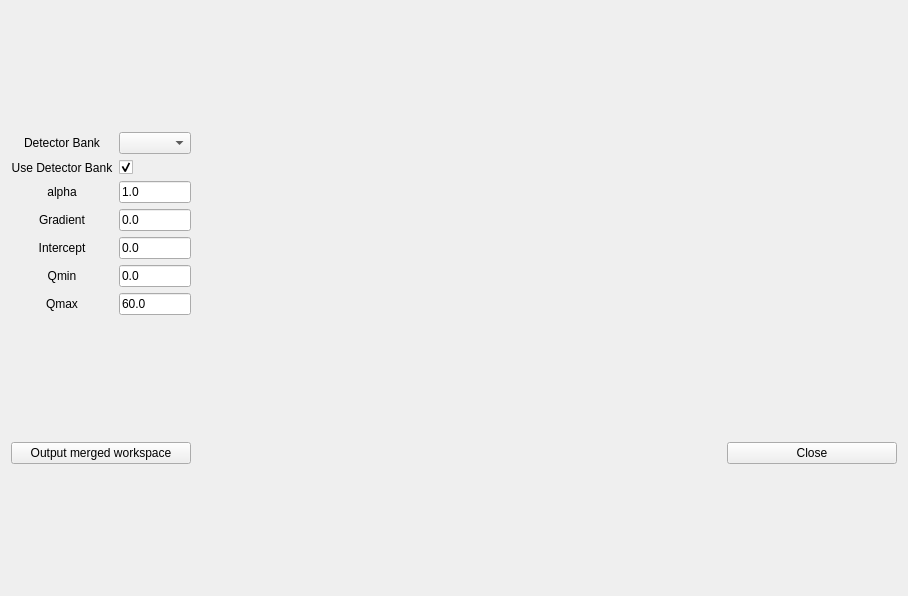
Above: scripts/my_widgets/merge_banks.ui from stuartcampbell/mantid before the change. Below: the same form after it.
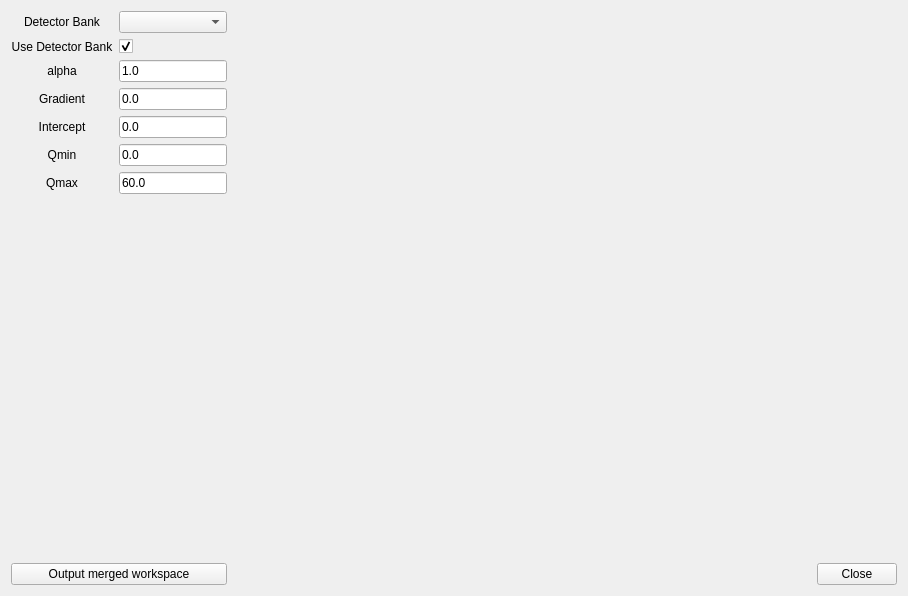
That is the form after the change.

Commit message: Fix plot ranges and layout

The edit to the form file:
```diff
--- a/scripts/my_widgets/merge_banks.ui
+++ b/scripts/my_widgets/merge_banks.ui
@@ -13,7 +13,33 @@
   <property name="windowTitle">
    <string>Form</string>
   </property>
-  <layout class="QGridLayout" name="gridLayout_2" rowstretch="1,2,0" columnstretch="1,1,1,1,1">
+  <layout class="QGridLayout" name="gridLayout_2" rowstretch="0,1,3,0" columnstretch="0,1,1,0">
+   <item row="3" column="2">
+    <spacer name="horizontalSpacer_2">
+     <property name="orientation">
+      <enum>Qt::Horizontal</enum>
+     </property>
+     <property name="sizeHint" stdset="0">
+      <size>
+       <width>40</width>
+       <height>20</height>
+      </size>
+     </property>
+    </spacer>
+   </item>
+   <item row="2" column="0" colspan="2">
+    <layout class="QVBoxLayout" name="plt_1"/>
+   </item>
+   <item row="3" column="3">
+    <widget class="QPushButton" name="close_btn">
+     <property name="text">
+      <string>Close</string>
+     </property>
+    </widget>
+   </item>
+   <item row="2" column="2" colspan="2">
+    <layout class="QVBoxLayout" name="plt_2"/>
+   </item>
    <item row="0" column="0">
     <layout class="QGridLayout" name="gridLayout" columnstretch="0,0" columnminimumwidth="1,0">
      <item row="0" column="1">
@@ -142,66 +168,40 @@
      </item>
     </layout>
    </item>
-   <item row="2" column="4">
-    <widget class="QPushButton" name="close_btn">
-     <property name="text">
-      <string>Close</string>
-     </property>
-    </widget>
-   </item>
-   <item row="2" column="2">
-    <spacer name="horizontalSpacer">
-     <property name="orientation">
-      <enum>Qt::Horizontal</enum>
-     </property>
-     <property name="sizeHint" stdset="0">
-      <size>
-       <width>172</width>
-       <height>20</height>
-      </size>
-     </property>
-    </spacer>
-   </item>
-   <item row="0" column="1" colspan="2">
-    <layout class="QVBoxLayout" name="plt_1"/>
-   </item>
-   <item row="2" column="0">
+   <item row="3" column="0">
     <widget class="QPushButton" name="output_merged_workspace_btn">
      <property name="text">
       <string>Output merged workspace</string>
      </property>
     </widget>
    </item>
-   <item row="2" column="1">
-    <spacer name="horizontalSpacer_3">
+   <item row="3" column="1">
+    <spacer name="horizontalSpacer">
      <property name="orientation">
       <enum>Qt::Horizontal</enum>
      </property>
      <property name="sizeHint" stdset="0">
       <size>
-       <width>40</width>
+       <width>172</width>
        <height>20</height>
       </size>
      </property>
     </spacer>
    </item>
-   <item row="2" column="3">
-    <spacer name="horizontalSpacer_2">
+   <item row="1" column="0">
+    <spacer name="verticalSpacer">
      <property name="orientation">
-      <enum>Qt::Horizontal</enum>
+      <enum>Qt::Vertical</enum>
      </property>
      <property name="sizeHint" stdset="0">
       <size>
-       <width>40</width>
-       <height>20</height>
+       <width>20</width>
+       <height>40</height>
       </size>
      </property>
     </spacer>
    </item>
-   <item row="0" column="3" colspan="2">
-    <layout class="QVBoxLayout" name="plt_2"/>
-   </item>
-   <item row="1" column="0" colspan="5">
+   <item row="0" column="1" rowspan="2" colspan="3">
     <layout class="QVBoxLayout" name="plt_3"/>
    </item>
   </layout>
```
The commit also changes 1 other file.
